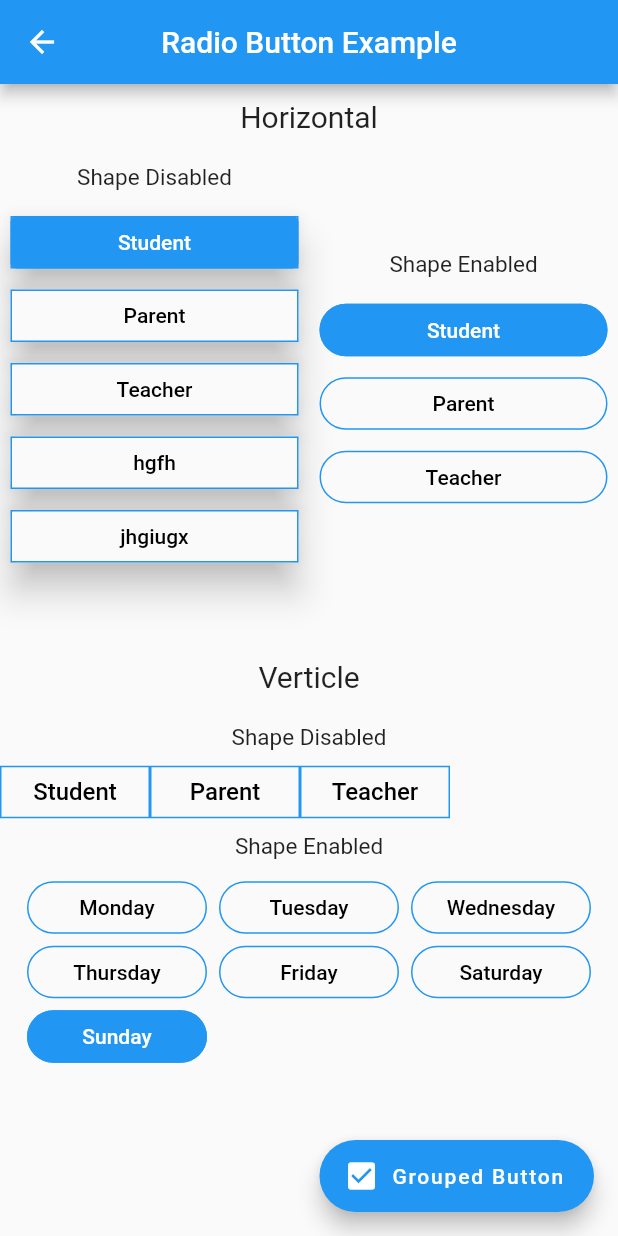
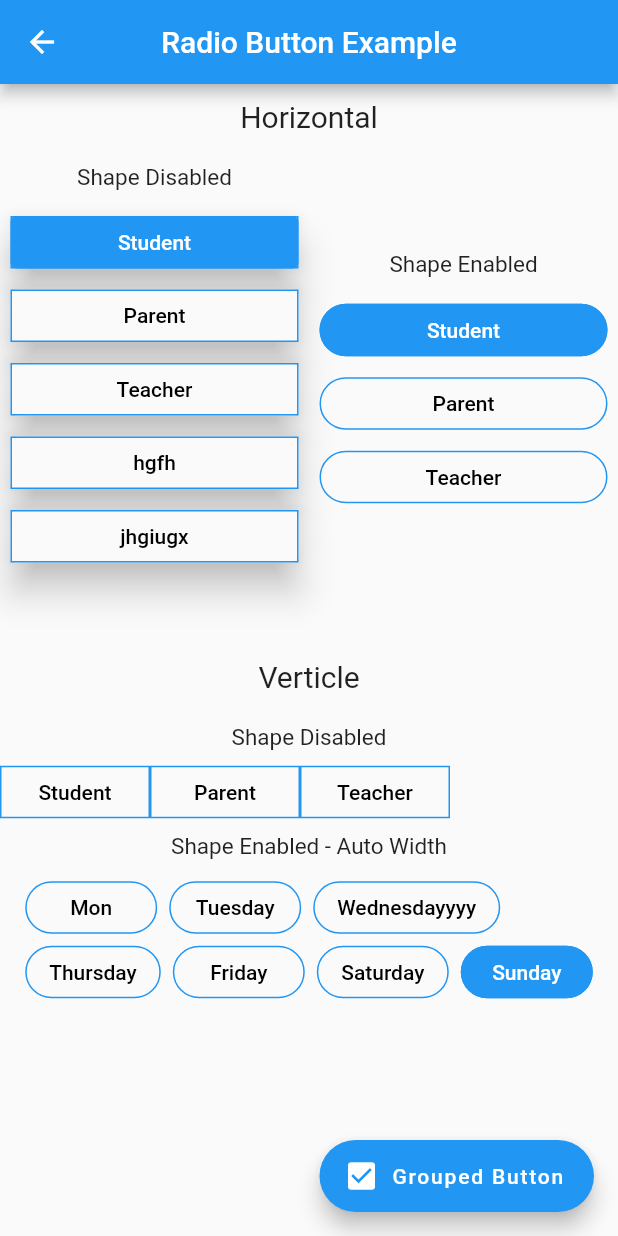
Before and after one commit to ketanchoyal/custom_radio_grouped_button, a Flutter app: the screen it shows after launch, after a tap on "Radio Button", on a phone screen of 412 x 824 dp. Run offline on Flutter 3.47's test engine with Material 2 defaults, Android fonts, the phone set to English and light mode, and no system bars.

Commit message:
Fixed Auto Width

```diff
--- a/example/lib/RadioButtonPage.dart
+++ b/example/lib/RadioButtonPage.dart
@@ -105,7 +105,7 @@ class RadioButton extends StatelessWidget {
                         radioButtonValue: (value) {
                           print(value);
                         },
-                        selectedColor: Theme.of(context).accentColor,
+                        selectedColor: Theme.of(context).colorScheme.secondary,
                       ),
                     ],
                   ),
@@ -152,13 +152,14 @@ class RadioButton extends StatelessWidget {
                         "TEACHER",
                       ],
                       buttonTextStyle: ButtonTextStyle(
-                          selectedColor: Colors.white,
-                          unSelectedColor: Colors.black,
-                          textStyle: TextStyle(fontSize: 16)),
+                        selectedColor: Colors.white,
+                        unSelectedColor: Colors.black,
+                        textStyle: Theme.of(context).textTheme.bodyText1,
+                      ),
                       radioButtonValue: (value) {
                         print(value);
                       },
-                      selectedColor: Theme.of(context).accentColor,
+                      selectedColor: Theme.of(context).colorScheme.secondary,
                     ),
                   ],
                 ),
@@ -168,7 +169,7 @@ class RadioButton extends StatelessWidget {
                       height: 10,
                     ),
                     Text(
-                      'Shape Enabled',
+                      'Shape Enabled - Auto Width',
                       style: TextStyle(fontSize: 15),
                     ),
                     SizedBox(
@@ -179,20 +180,20 @@ class RadioButton extends StatelessWidget {
                       elevation: 0,
                       defaultSelected: "Sunday",
                       enableButtonWrap: true,
-                      width: 120,
-                      autoWidth: false,
+                      // width: 120,
+                      autoWidth: true,
                       unSelectedColor: Theme.of(context).canvasColor,
                       buttonLables: [
-                        "Monday",
+                        "Mon",
                         "Tuesday",
-                        "Wednesday",
+                        "Wednesdayyyy",
                         "Thursday",
                         "Friday",
                         "Saturday",
                         "Sunday",
                       ],
                       buttonValues: [
-                        "Monday",
+                        "Mon",
                         "Tuesday",
                         "Wednesday",
                         "Thursday",
@@ -203,7 +204,8 @@ class RadioButton extends StatelessWidget {
                       radioButtonValue: (value) {
                         print(value);
                       },
-                      selectedColor: Theme.of(context).accentColor,
+
+                      selectedColor: Theme.of(context).colorScheme.secondary,
                     ),
                   ],
                 ),
--- a/example/lib/main.dart
+++ b/example/lib/main.dart
@@ -85,7 +85,7 @@ class GroupedButton extends StatelessWidget {
                         horizontal: true,
                         width: 120,
                         // hight: 50,
-                        selectedColor: Theme.of(context).accentColor,
+                        selectedColor: Theme.of(context).colorScheme.secondary,
                         padding: 5,
                         spacing: 0.0,
                         // enableShape: true,
--- a/example/pubspec.yaml
+++ b/example/pubspec.yaml
@@ -1,7 +1,7 @@
 name: example
 description: A new Flutter application.
 
-author: Ketan Choyal <ketanchoyal@gmail.com>
+publish_to: 'none' # Remove this line if you wish to publish to pub.dev
 homepage: https://github.com/ketanchoyal/custom_radio_grouped_button
 
 version: 1.0.0+1
--- a/lib/CustomButtons/ButtonTextStyle.dart
+++ b/lib/CustomButtons/ButtonTextStyle.dart
@@ -1,5 +1,4 @@
-import 'package:flutter/material.dart';
-import 'package:flutter/rendering.dart';
+part of '../custom_radio_grouped_button.dart';
 
 class ButtonTextStyle {
   ///Selected color of Text
@@ -9,11 +8,11 @@ class ButtonTextStyle {
   final Color unSelectedColor;
 
   /// Color in [TextStyle] will be ignored
-  final TextStyle textStyle;
+  final TextStyle? textStyle;
 
   const ButtonTextStyle({
     this.selectedColor = Colors.white,
     this.unSelectedColor = Colors.black,
     this.textStyle = const TextStyle(),
-  });
+  }) : assert(textStyle != null);
 }
--- a/lib/CustomButtons/CustomCheckBoxGroup.dart
+++ b/lib/CustomButtons/CustomCheckBoxGroup.dart
@@ -1,7 +1,4 @@
-import 'package:custom_radio_grouped_button/CustomButtons/ButtonTextStyle.dart';
-import 'package:flutter/material.dart';
-
-import '../custom_radio_grouped_button.dart';
+part of '../custom_radio_grouped_button.dart';
 
 class CustomCheckBoxGroup<T> extends StatefulWidget {
   /// [spacing] Spacing between buttons
@@ -33,12 +30,13 @@ class CustomCheckBoxGroup<T> extends StatefulWidget {
     this.enableButtonWrap = false,
   })  : assert(buttonLables.length == buttonValuesList.length,
             "Button values list and button lables list should have same number of eliments "),
-        assert(unSelectedColor != null, "Unselected color cannot be null"),
+        // assert(unSelectedColor != null, "Unselected color cannot be null"),
         assert(buttonValuesList.toSet().length == buttonValuesList.length,
             "Multiple buttons with same value cannot exist"),
         // assert(buttonLables.toSet().length == buttonLables.length,
         //     "Multiple buttons label wth same value cannot exist"),
-        assert(selectedColor != null, "Selected color cannot be null") {
+        // assert(selectedColor != null, "Selected color cannot be null"),
+        super(key: key) {
     if (absoluteZeroSpacing) {
       this.padding = 0;
       this.spacing = 0;
@@ -184,17 +182,15 @@ class _CustomCheckBoxGroupState extends State<CustomCheckBoxGroup> {
                 setState(() {});
                 widget.checkBoxButtonValues(selectedLables);
               },
-              child: Center(
               child: Text(
                 widget.buttonLables[index],
                 textAlign: TextAlign.center,
                 overflow: TextOverflow.ellipsis,
                 maxLines: 1,
-                  style: widget.buttonTextStyle.textStyle.copyWith(
+                style: widget.buttonTextStyle.textStyle?.copyWith(
                   color: selectedLables.contains(e)
                       ? widget.buttonTextStyle.selectedColor
                       : widget.buttonTextStyle.unSelectedColor,
-                  ),
                 ),
               ),
             ),
@@ -225,7 +221,7 @@ class _CustomCheckBoxGroupState extends State<CustomCheckBoxGroup> {
         child: Container(
           height: widget.height,
           width: widget.autoWidth ? null : widget.width,
-          constraints: BoxConstraints(maxWidth: 250),
+          constraints: widget.autoWidth ? null : BoxConstraints(maxWidth: 250),
           child: MaterialButton(
             shape: widget.enableShape
                 ? widget.customShape == null
@@ -248,17 +244,15 @@ class _CustomCheckBoxGroupState extends State<CustomCheckBoxGroup> {
               setState(() {});
               widget.checkBoxButtonValues(selectedLables);
             },
-            child: Center(
             child: Text(
               widget.buttonLables[index],
               textAlign: TextAlign.center,
               overflow: TextOverflow.ellipsis,
               maxLines: 1,
-                style: widget.buttonTextStyle.textStyle.copyWith(
+              style: widget.buttonTextStyle.textStyle?.copyWith(
                 color: selectedLables.contains(e)
                     ? widget.buttonTextStyle.selectedColor
                     : widget.buttonTextStyle.unSelectedColor,
-                ),
               ),
             ),
           ),
--- a/lib/CustomButtons/CustomListViewSpacing.dart
+++ b/lib/CustomButtons/CustomListViewSpacing.dart
@@ -1,4 +1,4 @@
-import 'package:flutter/material.dart';
+part of '../custom_radio_grouped_button.dart';
 
 class CustomListViewSpacing extends StatelessWidget {
   final List<Widget> children;
--- a/lib/CustomButtons/CustomRadioButton.dart
+++ b/lib/CustomButtons/CustomRadioButton.dart
@@ -1,10 +1,9 @@
-import 'package:flutter/material.dart';
-
-import '../custom_radio_grouped_button.dart';
+part of '../custom_radio_grouped_button.dart';
 
 class CustomRadioButton<T> extends StatefulWidget {
   /// [spacing] Spacing between buttons
   CustomRadioButton({
+    Key? key,
     required this.buttonLables,
     required this.buttonValues,
     this.buttonTextStyle = const ButtonTextStyle(),
@@ -31,12 +30,13 @@ class CustomRadioButton<T> extends StatefulWidget {
     this.wrapAlignment = WrapAlignment.start,
   })  : assert(buttonLables.length == buttonValues.length,
             "Button values list and button lables list should have same number of eliments "),
-        assert(unSelectedColor != null, "Unselected color cannot be null"),
+        // assert(unSelectedColor != null, "Unselected color cannot be null"),
         assert(buttonValues.toSet().length == buttonValues.length,
             "Multiple buttons with same value cannot exist"),
         // assert(buttonLables.toSet().length == buttonLables.length,
         //     "Multiple buttons label wth same value cannot exist"),
-        assert(selectedColor != null, "Selected color cannot be null") {
+        // assert(selectedColor != null, "Selected color cannot be null"),
+        super(key: key) {
     if (absoluteZeroSpacing) {
       this.padding = 0;
       this.spacing = 0;
@@ -182,17 +182,15 @@ class _CustomRadioButtonState extends State<CustomRadioButton> {
                   _currentSelectedLabel = widget.buttonLables[index];
                 });
               },
-              child: Center(
               child: Text(
                 widget.buttonLables[index],
                 textAlign: TextAlign.center,
                 overflow: TextOverflow.ellipsis,
                 maxLines: 1,
-                  style: widget.buttonTextStyle.textStyle.copyWith(
+                style: widget.buttonTextStyle.textStyle?.copyWith(
                   color: _currentSelectedLabel == widget.buttonLables[index]
                       ? widget.buttonTextStyle.selectedColor
                       : widget.buttonTextStyle.unSelectedColor,
-                  ),
                 ),
               ),
             ),
@@ -223,7 +221,7 @@ class _CustomRadioButtonState extends State<CustomRadioButton> {
         child: Container(
           height: widget.height,
           width: widget.autoWidth ? null : widget.width,
-          constraints: BoxConstraints(maxWidth: 250),
+          constraints: widget.autoWidth ? null : BoxConstraints(maxWidth: 250),
           child: MaterialButton(
             shape: widget.enableShape
                 ? widget.customShape == null
@@ -244,17 +242,15 @@ class _CustomRadioButtonState extends State<CustomRadioButton> {
                 _currentSelectedLabel = widget.buttonLables[index];
               });
             },
-            child: Center(
             child: Text(
               widget.buttonLables[index],
-                textAlign: TextAlign.center,
+              textAlign: TextAlign.left,
               overflow: TextOverflow.ellipsis,
               maxLines: 1,
-                style: widget.buttonTextStyle.textStyle.copyWith(
+              style: widget.buttonTextStyle.textStyle?.copyWith(
                 color: _currentSelectedLabel == widget.buttonLables[index]
                     ? widget.buttonTextStyle.selectedColor
                     : widget.buttonTextStyle.unSelectedColor,
-                ),
               ),
             ),
           ),
--- a/lib/custom_radio_grouped_button.dart
+++ b/lib/custom_radio_grouped_button.dart
@@ -1,6 +1,8 @@
 library custom_radio_grouped_button;
 
-export 'CustomButtons/CustomCheckBoxGroup.dart';
-export 'CustomButtons/CustomRadioButton.dart';
-export 'CustomButtons/CustomListViewSpacing.dart';
-export 'CustomButtons/ButtonTextStyle.dart';
+import 'package:flutter/material.dart';
+
+part 'CustomButtons/CustomCheckBoxGroup.dart';
+part 'CustomButtons/CustomRadioButton.dart';
+part 'CustomButtons/CustomListViewSpacing.dart';
+part 'CustomButtons/ButtonTextStyle.dart';
--- a/pubspec.yaml
+++ b/pubspec.yaml
@@ -1,6 +1,6 @@
 name: custom_radio_grouped_button
 description: Custom Radio Buttons and Grouped Check Box Button
-version: 2.0.0
+version: 2.1.0
 
 homepage: https://github.com/ketanchoyal/custom_radio_grouped_button
 
```
Also changed, not shown: example/pubspec.lock, 4 other files. Lines whose indentation alone changed are shown as unchanged.
